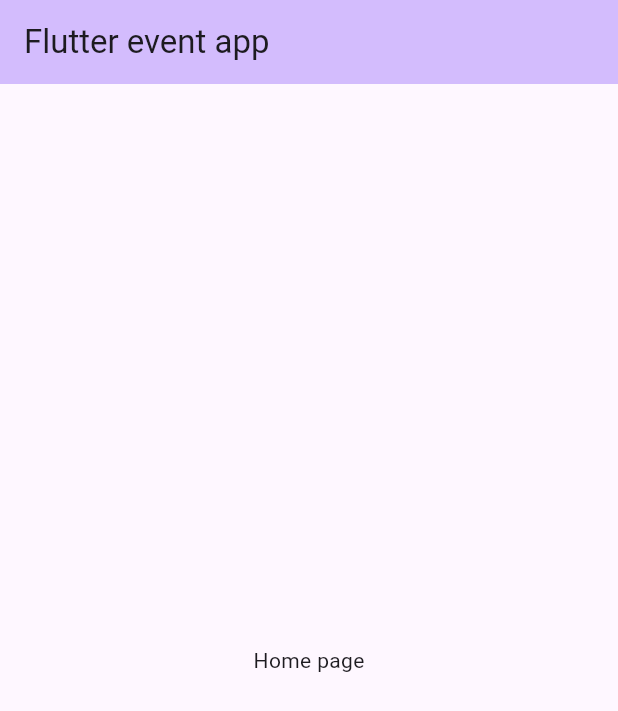
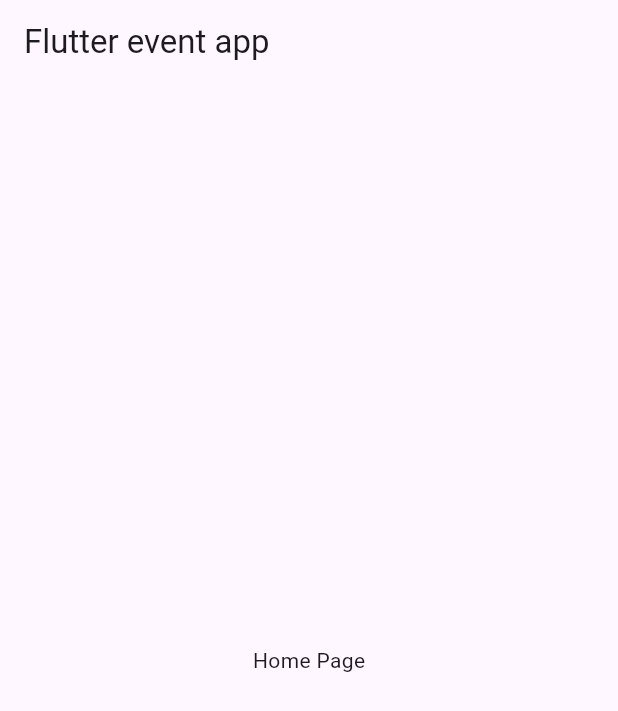
Before and after one commit to ronipaschoal/events, a Flutter app: the screen it shows after launch, on a phone screen of 412 x 824 dp. Shown: the top 711 px of the screen. Run offline on Flutter 3.47's test engine with Material 3 defaults, Android fonts, the phone set to English and light mode, and no system bars.

Commit message:
feat: creating base scaffold

```diff
--- a/lib/main.dart
+++ b/lib/main.dart
@@ -1,3 +1,4 @@
+import 'package:events/pages/home/home_page.dart';
 import 'package:flutter/material.dart';
 
 void main() {
@@ -15,37 +16,7 @@ class MyApp extends StatelessWidget {
         colorScheme: ColorScheme.fromSeed(seedColor: Colors.deepPurple),
         useMaterial3: true,
       ),
-      home: const MyHomePage(title: 'Flutter event app'),
+      home: const HomePage(),
     );
   }
 }
-
-class MyHomePage extends StatefulWidget {
-  const MyHomePage({super.key, required this.title});
-  final String title;
-
-  @override
-  State<MyHomePage> createState() => _MyHomePageState();
-}
-
-class _MyHomePageState extends State<MyHomePage> {
-  @override
-  Widget build(BuildContext context) {
-    return Scaffold(
-      appBar: AppBar(
-        backgroundColor: Theme.of(context).colorScheme.inversePrimary,
-        title: Text(widget.title),
-      ),
-      body: const Center(
-        child: Column(
-          mainAxisAlignment: MainAxisAlignment.center,
-          children: <Widget>[
-            Text(
-              'Home page',
-            ),
-          ],
-        ),
-      ),
-    );
-  }
-}
--- /dev/null
+++ b/lib/pages/home/home_page.dart
@@ -0,0 +1,15 @@
+import 'package:events/ui/widgets/ev_scaffold.dart';
+import 'package:flutter/material.dart';
+
+class HomePage extends StatelessWidget {
+  const HomePage({super.key});
+
+  @override
+  Widget build(BuildContext context) {
+    return const EvScaffold(
+      child: Center(
+        child: Text('Home Page'),
+      ),
+    );
+  }
+}
--- /dev/null
+++ b/lib/ui/widgets/ev_scaffold.dart
@@ -0,0 +1,20 @@
+import 'package:flutter/material.dart';
+
+class EvScaffold extends StatelessWidget {
+  final Widget child;
+
+  const EvScaffold({
+    super.key,
+    required this.child,
+  });
+
+  @override
+  Widget build(BuildContext context) {
+    return Scaffold(
+      appBar: AppBar(
+        title: const Text('Flutter event app'),
+      ),
+      body: child,
+    );
+  }
+}
```
